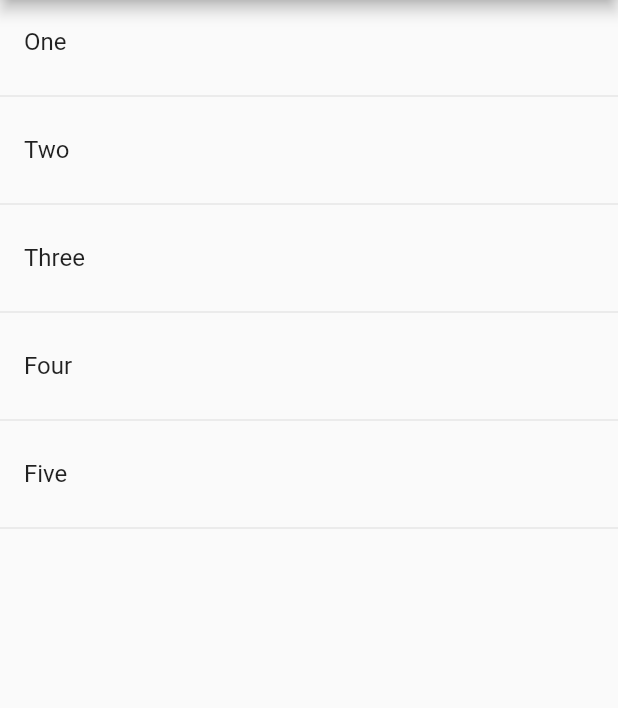
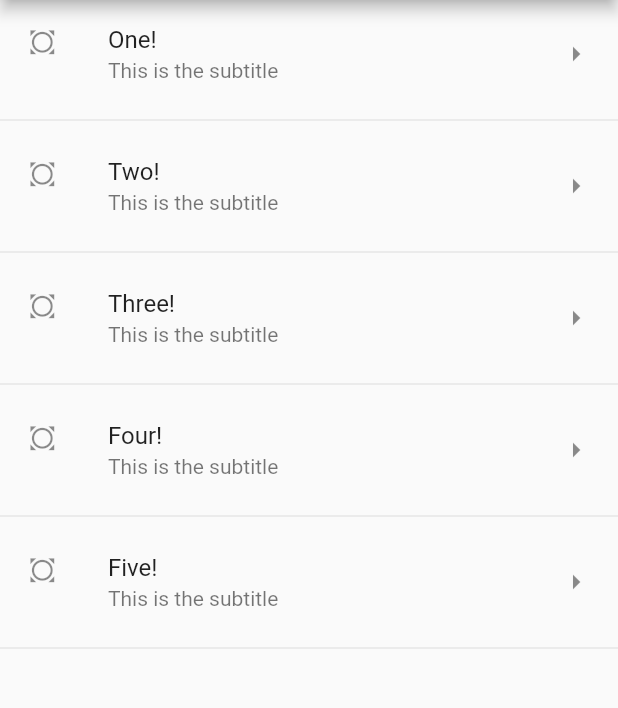
Before and after one commit to Daniel-Penaloza/FlutterComponents, a Flutter app: the screen it shows after launch, on a phone screen of 412 x 824 dp, the part 84-792 px from its top. Run offline on Flutter 3.47's test engine with Material 2 defaults, Android fonts, the phone set to English and light mode, and no system bars.

Commit message:
Map Method

```diff
--- a/lib/src/pages/home_temp.dart
+++ b/lib/src/pages/home_temp.dart
@@ -10,7 +10,7 @@ class HomePageTemp extends StatelessWidget {
         title: Text('Components Temp'),
       ),
       body: ListView(
-        children: _createItems()
+        children: _createItemsShort()
       ),
     );
   }
@@ -28,6 +28,19 @@ class HomePageTemp extends StatelessWidget {
   }
 
   List<Widget> _createItemsShort(){
-
+      return options.map((String item){
+        return Column(
+          children: <Widget>[
+            ListTile(
+              title: Text(item + '!'),
+              subtitle: Text('This is the subtitle'),
+              leading: Icon(Icons.all_out),
+              trailing: Icon(Icons.arrow_right),
+              onTap: (){},
+            ),
+            Divider(),
+          ],
+        );
+      }).toList();
   }
 }
```
